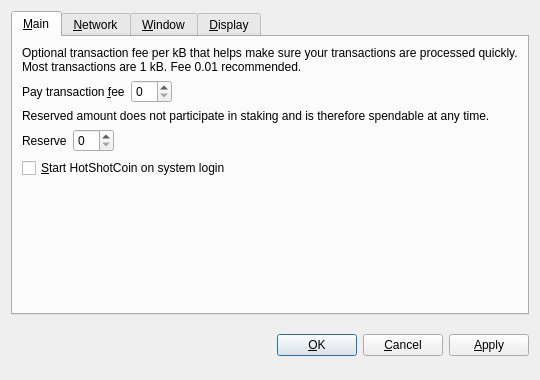
Before: the Qt Designer form src/qt/forms/optionsdialog.ui in zero24x/glovecoin, drawn with Qt 5.
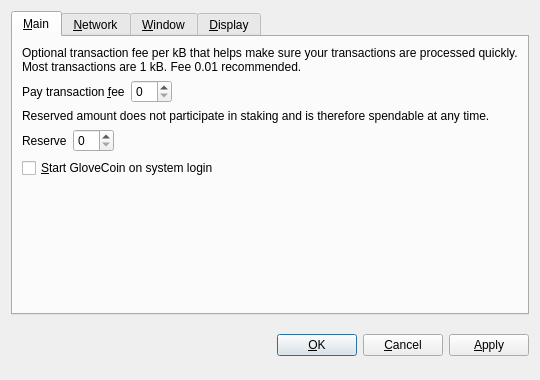
After: the same form once the commit is applied. Custom widgets are drawn as their Qt base class.

The edit to the form file:
```diff
--- a/src/qt/forms/optionsdialog.ui
+++ b/src/qt/forms/optionsdialog.ui
@@ -128,7 +128,7 @@
           <string>Automatically start HotShotCoin after logging in to the system.</string>
          </property>
          <property name="text">
-          <string>&amp;Start HotShotCoin on system login</string>
+          <string>&amp;Start GloveCoin on system login</string>
          </property>
         </widget>
        </item>
```
Left out of the diff: 8 changed lines with no effect on the pictures.
